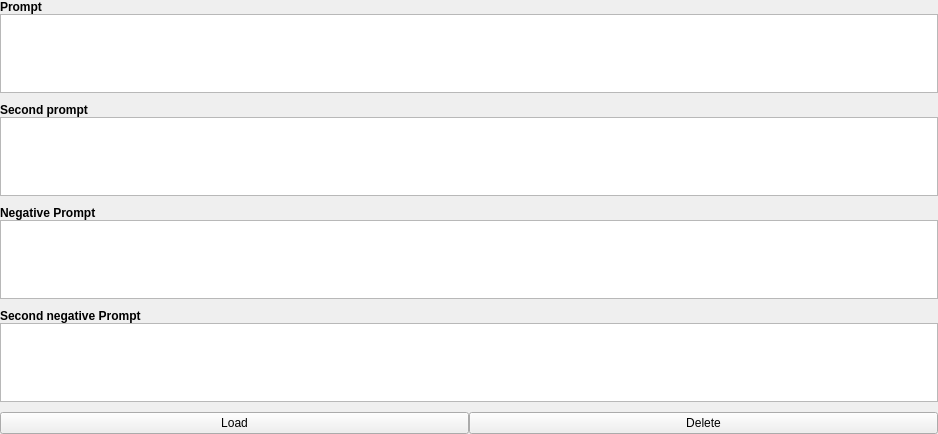
Above: src/airunner/windows/prompt_browser/templates/prompt_browser_prompt_widget.ui from Capsize-Games/airunner before the change. Below: the same form after it.
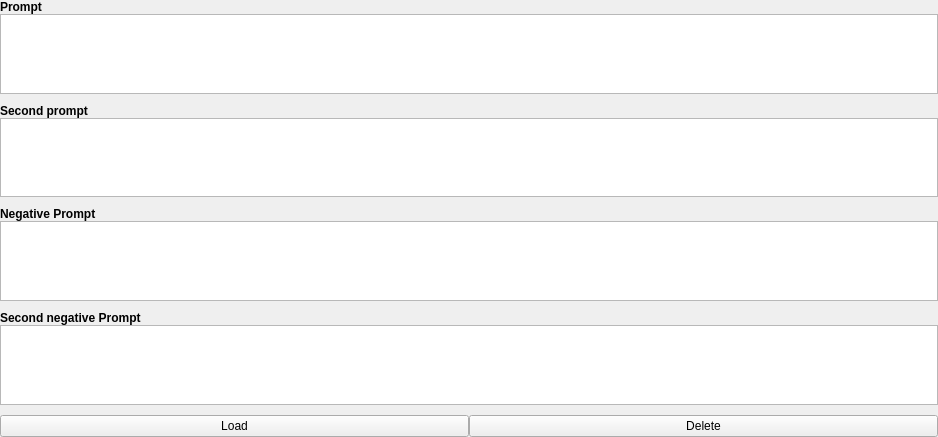
That is the form after the change.

Commit message: Fix prompt browser

The edit to the form file:
```diff
--- a/src/airunner/windows/prompt_browser/templates/prompt_browser_prompt_widget.ui
+++ b/src/airunner/windows/prompt_browser/templates/prompt_browser_prompt_widget.ui
@@ -7,7 +7,7 @@
     <x>0</x>
     <y>0</y>
     <width>938</width>
-    <height>434</height>
+    <height>437</height>
    </rect>
   </property>
   <property name="windowTitle">
```
Left out of the diff: 65 changed lines with no effect on the pictures. The commit also changes 2 other files.
